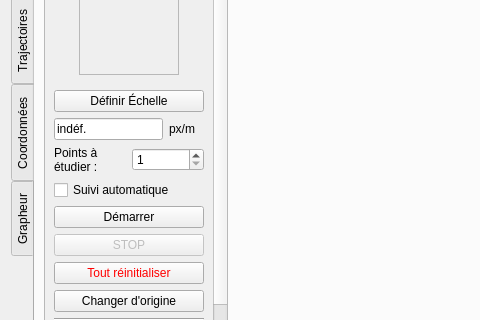
rene-d/pymecavideo, file src/interfaces/pymecavideo.ui: the form before one commit; both pictures show x 0 to 480 and y 103 to 423 of the 1041 by 534 pixel window.
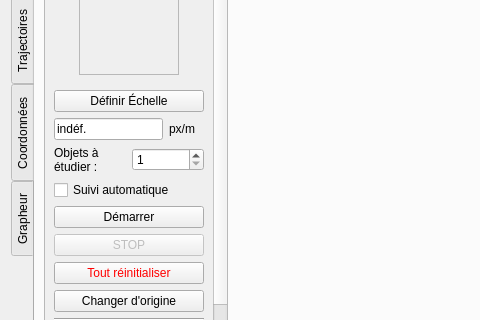
The form after the commit. Icons and pictures are not drawn. Custom widgets are drawn as their Qt base class.

Commit message: petit changement d'interface

```diff
--- a/src/interfaces/pymecavideo.ui
+++ b/src/interfaces/pymecavideo.ui
@@ -255,7 +255,7 @@
                <item>
                 <widget class="QLabel" name="label_nb_de_points">
                  <property name="text">
-                  <string>Points à&lt;br&gt;étudier :</string>
+                  <string>&lt;html&gt;&lt;head/&gt;&lt;body&gt;&lt;p&gt;Objets à&lt;br/&gt;étudier :&lt;/p&gt;&lt;/body&gt;&lt;/html&gt;</string>
                  </property>
                 </widget>
                </item>
```
The commit also changes 4 other files.
